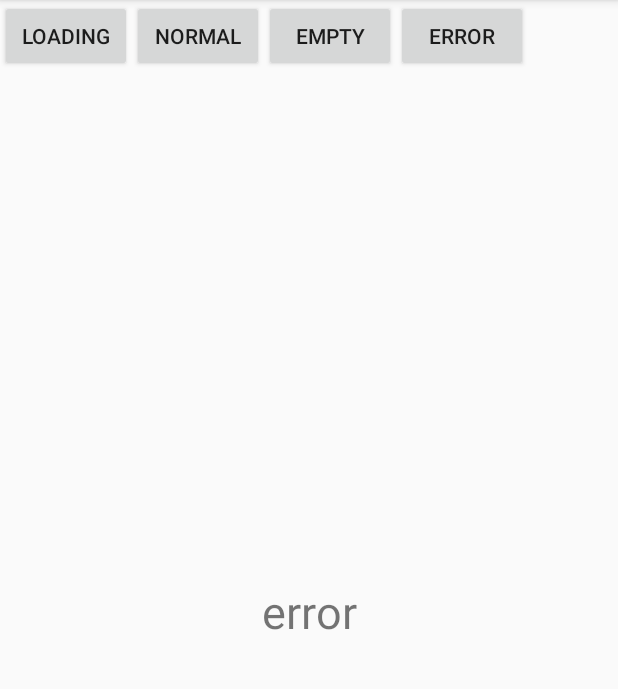
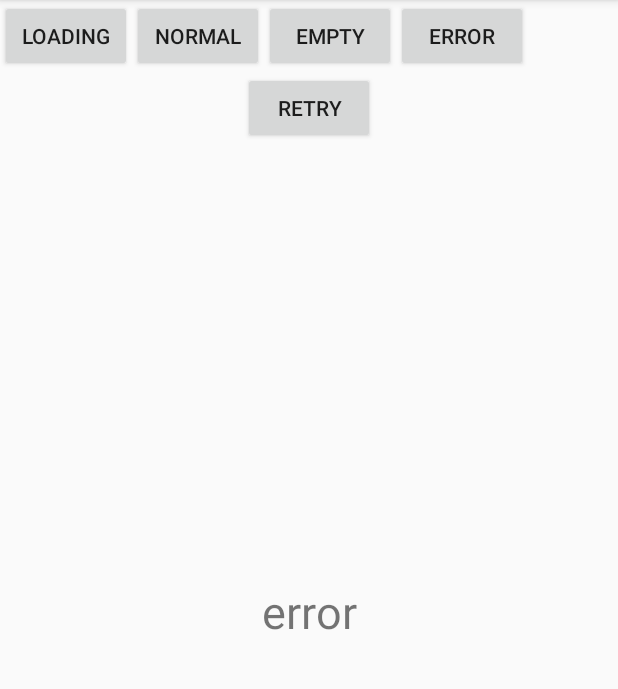
Before and after one commit to Colaman0/StatusLayout, an Android app: the screen it shows after launch (MainActivity), after a tap on "ERROR", on a phone screen of 412 x 824 dp, the part 84-773 px from its top. Run offline under Robolectric (Android 15) with nearby library versions, the phone set to English and light mode, and no system bars; 3 other taps on this screen came first.

Commit message:
adjust:增加status添加的判断，调整demo

```diff
--- a/StatusLayout/src/main/java/com/colaman/statuslayout/StatusLayout.java
+++ b/StatusLayout/src/main/java/com/colaman/statuslayout/StatusLayout.java
@@ -17,6 +17,10 @@ import java.util.List;
  * Function : 管理不同状态下布局显示
  */
 public class StatusLayout extends ViewAnimator {
+    public static final String LOADING = "loading";
+    public static final String EMPTY = "empty";
+    public static final String ERROR = "error";
+
     private List<String> mStatusList = new ArrayList<>();
     private Context mContext;
     private LayoutInflater mLayoutInflater;
@@ -40,7 +44,7 @@ public class StatusLayout extends ViewAnimator {
      * @param status    布局所代表的状态
      * @return
      */
-    public StatusLayout add(String status, @LayoutRes int layoutRes) {
+    public StatusLayout add(String status, @LayoutRes int layoutRes) throws RuntimeException {
         add(status, layoutRes, 0);
         return this;
     }
@@ -53,7 +57,10 @@ public class StatusLayout extends ViewAnimator {
      * @param clickRes  需要监听的某个view的id
      * @return
      */
-    public StatusLayout add(String status, @LayoutRes int layoutRes, int clickRes) {
+    public StatusLayout add(String status, @LayoutRes int layoutRes, int clickRes) throws RuntimeException {
+        if (mStatusList.indexOf(status) >= 0) {
+            throw new RuntimeException("can not add the same status layout");
+        }
         View view = mLayoutInflater.inflate(layoutRes, this, false);
         if (view == null) {
             throw new NullPointerException("layoutRes can't be converted to view ，please check the layoutRes");
@@ -121,8 +128,8 @@ public class StatusLayout extends ViewAnimator {
      * @return
      */
     public StatusLayout setDefaultAnimation() {
-        setInAnimation(R.anim.anim_in);
-        setOutAnimation(R.anim.anim_out);
+        setInAnimation(R.anim.anim_in_alpha);
+        setOutAnimation(R.anim.anim_out_alpha);
         return this;
     }
 
--- a/app/src/main/java/com/colaman/demo/MainActivity.java
+++ b/app/src/main/java/com/colaman/demo/MainActivity.java
@@ -32,11 +32,11 @@ public class MainActivity extends AppCompatActivity {
 
     private void initStatusLayout() {
         mStatusLayout
-                .add(LOADING, R.layout.include_loading, R.id.tv_loading)
+                .add(LOADING, R.layout.include_loading)
                 .add(EMPTY, R.layout.include_empty)
-                .add(ERROR, R.layout.include_error)
-                .setInAnimation(R.anim.anim_in)
-                .setOutAnimation(R.anim.anim_out)
+                .add(ERROR, R.layout.include_error,R.id.btn_retry)
+                .setInAnimation(R.anim.anim_in_alpha)
+                .setOutAnimation(R.anim.anim_out_alpha)
                 .setDefaultAnimation()
                 .setLayoutClickListener(new StatusLayout.OnLayoutClickListener() {
                     @Override
@@ -49,7 +49,7 @@ public class MainActivity extends AppCompatActivity {
                                 Toast.makeText(MainActivity.this, EMPTY, Toast.LENGTH_SHORT).show();
                                 break;
                             case ERROR:
-                                Toast.makeText(MainActivity.this, ERROR, Toast.LENGTH_SHORT).show();
+                                mStatusLayout.showDefaultContent();
                                 break;
                         }
                     }
--- a/app/src/main/res/layout/activity_main.xml
+++ b/app/src/main/res/layout/activity_main.xml
@@ -47,6 +47,7 @@
             android:layout_height="match_parent"
             android:gravity="center"
             android:text="default content"
-            android:textColor="#000" />
+            android:textColor="#000"
+            android:textSize="20sp" />
     </com.colaman.statuslayout.StatusLayout>
 </LinearLayout>
--- a/app/src/main/res/layout/include_empty.xml
+++ b/app/src/main/res/layout/include_empty.xml
@@ -8,5 +8,5 @@
         android:layout_height="match_parent"
         android:gravity="center"
         android:text="empty"
-        android:textSize="30sp" />
+        android:textSize="20sp" />
 </android.support.constraint.ConstraintLayout>
--- a/app/src/main/res/layout/include_error.xml
+++ b/app/src/main/res/layout/include_error.xml
@@ -1,5 +1,7 @@
 <?xml version="1.0" encoding="utf-8"?>
 <android.support.constraint.ConstraintLayout xmlns:android="http://schemas.android.com/apk/res/android"
+    xmlns:app="http://schemas.android.com/apk/res-auto"
+    xmlns:tools="http://schemas.android.com/tools"
     android:layout_width="match_parent"
     android:layout_height="match_parent">
 
@@ -9,4 +11,14 @@
         android:gravity="center"
         android:text="error"
         android:textSize="30sp" />
+
+    <Button
+        android:id="@+id/btn_retry"
+        android:layout_width="wrap_content"
+        android:layout_height="wrap_content"
+        android:layout_marginStart="8dp"
+        android:layout_marginEnd="8dp"
+        android:text="retry"
+        app:layout_constraintEnd_toEndOf="parent"
+        app:layout_constraintStart_toStartOf="parent" />
 </android.support.constraint.ConstraintLayout>
```
Also changed, not shown: app/src/main/res/layout/include_loading.xml (+14 -8 lines), StatusLayout/src/main/res/anim/anim_in_alpha.xml (renamed from StatusLayout/src/main/res/anim/anim_in.xml), StatusLayout/src/main/res/anim/anim_out_alpha.xml (renamed from StatusLayout/src/main/res/anim/anim_out.xml).
